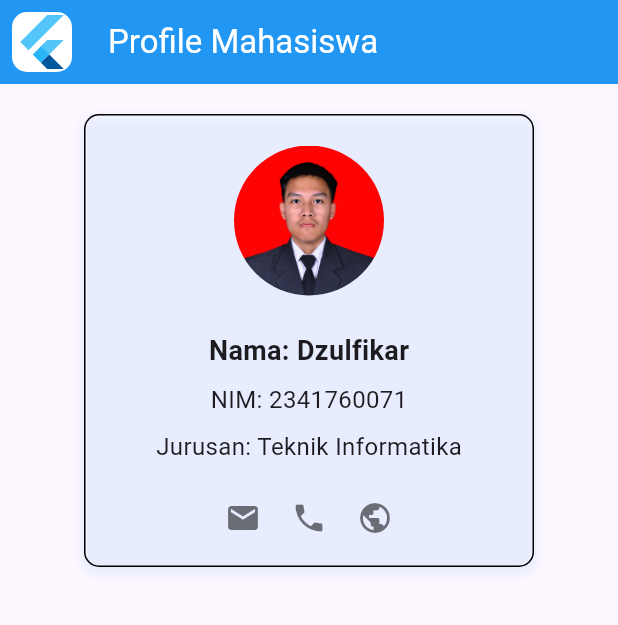
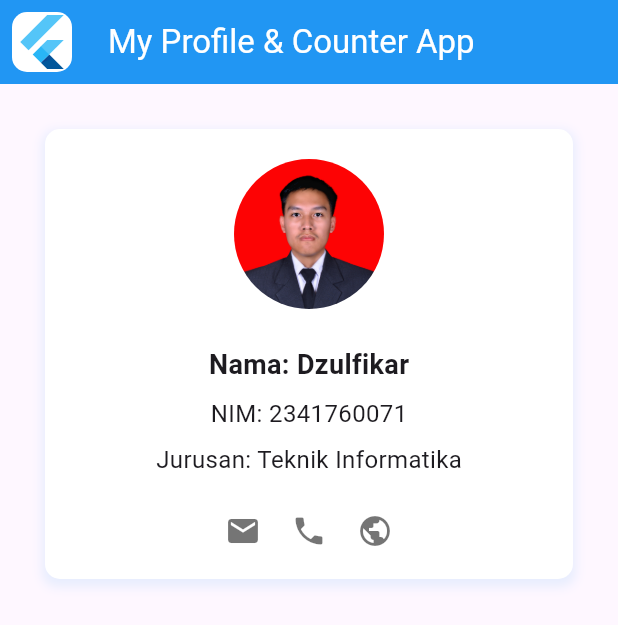
Before and after one commit to dzulfikar05/pmr-mob-dart, a Flutter app: the screen it shows after launch, on a phone screen of 412 x 824 dp. Shown: the top 625 px of the screen. Run offline on Flutter 3.47's test engine with Material 3 defaults, Android fonts, the light colour scheme and no system bars.

Commit message:
merapikan file

```diff
--- a/pertemuan6/praktikum_pertemuan_enam/lib/main.dart
+++ b/pertemuan6/praktikum_pertemuan_enam/lib/main.dart
@@ -1,8 +1,9 @@
 import 'package:flutter/material.dart';
-
+import 'profile.dart';
 void main() {
   runApp(const TugasPertemuanEnam());
 }
+
 
 class TugasPertemuanEnam extends StatelessWidget {
   const TugasPertemuanEnam({super.key});
@@ -12,7 +13,7 @@ class TugasPertemuanEnam extends StatelessWidget {
     return MaterialApp(
       home: Scaffold(
         appBar: AppBar(
-          title: Text("Profile Mahasiswa"),
+          title: Text("My Profile & Counter App"),
           backgroundColor: Colors.blue,
           foregroundColor: Colors.white,
           leading: Padding(
@@ -26,95 +27,12 @@ class TugasPertemuanEnam extends StatelessWidget {
             ),
           ),
         ),
-        body: Center(
-          child: Column(
-            children: [
-              // Container(
-              //   margin: const EdgeInsets.only(top: 20),
-              //   width: 100,
-              //   height: 100,
-              //   decoration: BoxDecoration(
-              //     shape: BoxShape.circle,
-              //     // borderRadius: BorderRadius.circular(10),
-              //     image: DecorationImage(
-              //       image: AssetImage('assets/img/pp-saya.jpg'),
-              //       fit: BoxFit.cover,
-
-              //     ),
-              //   ),
-              // ),
-              Container(
-                decoration: BoxDecoration(
-                  boxShadow: [
-                    BoxShadow(
-                      color: Colors.blue.withOpacity(0.1),
-                      spreadRadius: 2,
-                      blurRadius: 5,
-                      offset: const Offset(0, 3),
-                    ),
-                  ],
-                  borderRadius: BorderRadius.circular(10),
-                  border: Border.all(color: Colors.black),
-                ),
-                padding: const EdgeInsets.all(20),
-                margin: const EdgeInsets.only(top: 20),
-                width: 300,
-                child: Column(
-                  children: [
-                    ClipOval(
-                      child: Image.asset(
-                        'assets/img/pp-saya.jpg',
-                        width: 100,
-                        height: 100,
-                        fit: BoxFit.cover,
-                        errorBuilder: (context, error, stackTrace) {
-                          return Container(
-                            width: 100,
-                            height: 100,
-                            color: Colors.grey[300],
-                            child: const Center(
-                              child: Text(
-                                "Foto Profil",
-                                textAlign: TextAlign.center,
-                                style: TextStyle(
-                                  color: Colors.black54,
-                                  fontSize: 14,
-                                ),
-                              ),
-                            ),
-                          );
-                        },
-                      ),
-                    ),
-
-                    SizedBox(height: 24),
-                    textRowCustom("Nama", "Dzulfikar", 18, "bold"),
-                    SizedBox(height: 8),
-                    textRowCustom("NIM", "2341760071", 16, "normal"),
-                    SizedBox(height: 8),
-                    textRowCustom(
-                      "Jurusan",
-                      "Teknik Informatika",
-                      16,
-                      "normal",
-                    ),
-                    SizedBox(height: 24),
-                    Row(
-                      mainAxisAlignment: MainAxisAlignment.center,
-                      children: [
-                        Icon(Icons.email, size: 24, color: Colors.black54),
-                        SizedBox(width: 20),
-                        Icon(Icons.phone, size: 24, color: Colors.black54),
-                        SizedBox(width: 20),
-                        Icon(Icons.public, size: 24, color: Colors.black54),
-                      ],
-                    ),
-                  ],
-                ),
-              ),
-            ],
-          ),
-        ),
+        body: Column(
+          children: [
+            const SizedBox(height: 30),
+            Profile(),
+          ],
+        )
       ),
     );
   }
--- /dev/null
+++ b/pertemuan6/praktikum_pertemuan_enam/lib/profile.dart
@@ -0,0 +1,94 @@
+import 'package:flutter/material.dart';
+
+class Profile extends StatelessWidget {
+  const Profile({super.key});
+
+  @override
+  Widget build(BuildContext context) {
+    return Center(
+      child: Column(
+        mainAxisAlignment: MainAxisAlignment.center,
+        children: [
+          Container(
+            decoration: BoxDecoration(
+              color: Colors.white,
+              boxShadow: [
+                BoxShadow(
+                  color: Colors.blue.withOpacity(0.1),
+                  spreadRadius: 2,
+                  blurRadius: 5,
+                  offset: const Offset(0, 3),
+                ),
+              ],
+              borderRadius: BorderRadius.circular(10),
+            ),
+            padding: const EdgeInsets.all(20),
+            margin: const EdgeInsets.symmetric(horizontal: 30),
+            child: Column(
+              children: [
+                ClipOval(
+                  child: Image.asset(
+                    'assets/img/pp-saya.jpg',
+                    width: 100,
+                    height: 100,
+                    fit: BoxFit.cover,
+                    errorBuilder: (context, error, stackTrace) {
+                      return Container(
+                        width: 100,
+                        height: 100,
+                        color: Colors.grey[300],
+                        child: const Center(
+                          child: Text(
+                            "Foto Profil",
+                            textAlign: TextAlign.center,
+                            style: TextStyle(
+                              color: Colors.black54,
+                              fontSize: 14,
+                            ),
+                          ),
+                        ),
+                      );
+                    },
+                  ),
+                ),
+                const SizedBox(height: 24),
+                textRowCustom("Nama", "Dzulfikar", 18, "bold"),
+                const SizedBox(height: 8),
+                textRowCustom("NIM", "2341760071", 16, "normal"),
+                const SizedBox(height: 8),
+                textRowCustom(
+                  "Jurusan",
+                  "Teknik Informatika",
+                  16,
+                  "normal",
+                ),
+                const SizedBox(height: 24),
+                const Row(
+                  mainAxisAlignment: MainAxisAlignment.center,
+                  children: [
+                    Icon(Icons.email, size: 24, color: Colors.black54),
+                    SizedBox(width: 20),
+                    Icon(Icons.phone, size: 24, color: Colors.black54),
+                    SizedBox(width: 20),
+                    Icon(Icons.public, size: 24, color: Colors.black54),
+                  ],
+                ),
+              ],
+            ),
+          ),
+        ],
+      ),
+    );
+  }
+}
+
+// Pindahkan juga fungsi ini ke sini
+textRowCustom(String label, String value, int fontSize, String fontWeight) {
+  return Text(
+    "$label: $value",
+    style: TextStyle(
+      fontSize: fontSize.toDouble(),
+      fontWeight: fontWeight == "bold" ? FontWeight.bold : FontWeight.normal,
+    ),
+  );
+}
```
Also changed, not shown: pertemuan6/praktikum_pertemuan_enam/assets/pp-saya.jpg (added).
